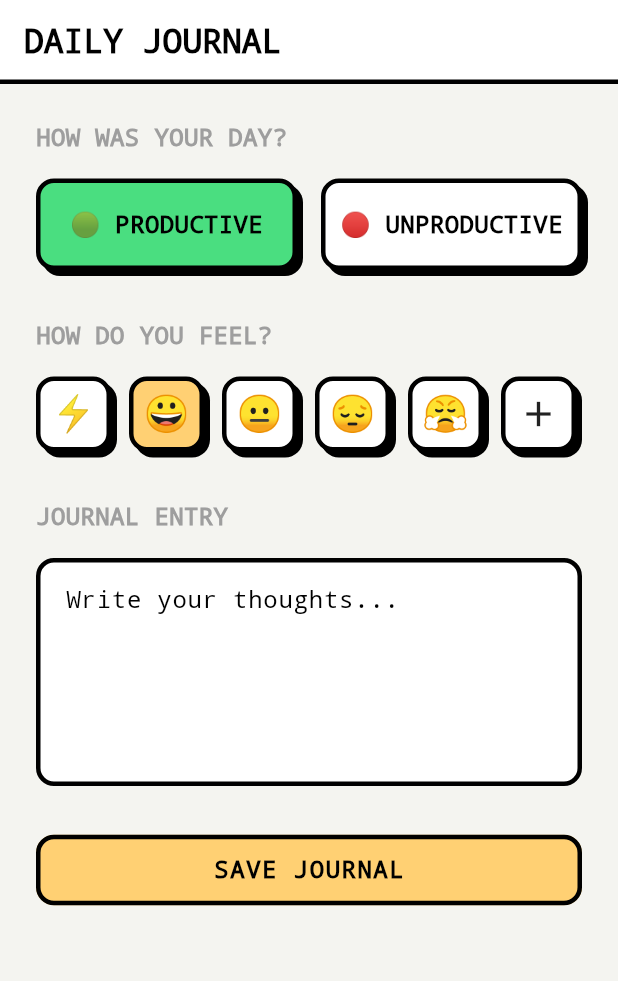
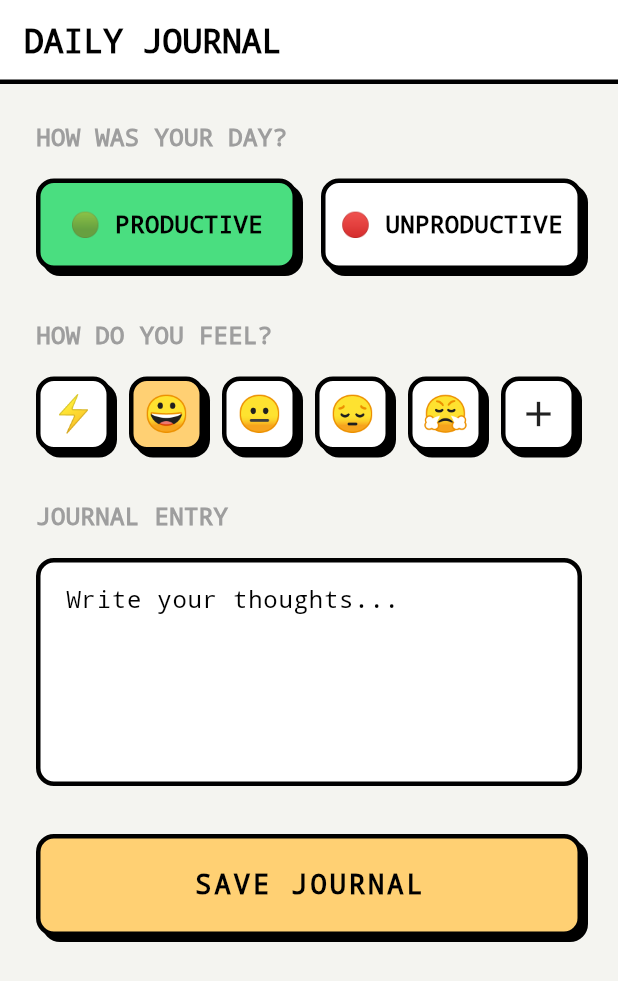
Before and after one commit to ryzecl/donelock_app, a Flutter app: the DailyJournalPage screen opened by its route, on a phone screen of 412 x 824 dp. Shown: the top 981 px of the screen. Run offline on Flutter 3.47's test engine with Material 3 defaults, Android fonts, the phone set to English and light mode, and no system bars; our stand-ins replace cloud_firestore, emoji_picker_flutter, firebase_auth, firebase_core, flutter_dotenv, flutter_local_notifications and 8 more; accounts and stored records are empty; generated files the repository leaves out were written again.

Commit message:
feat: enhance calendar and journal UI with responsive layouts and improved button design

```diff
--- a/lib/features/journal/presentation/daily_journal_page.dart
+++ b/lib/features/journal/presentation/daily_journal_page.dart
@@ -148,11 +148,20 @@ class _DailyJournalPageState extends ConsumerState<DailyJournalPage> {
               ),
             ),
             const SizedBox(height: 32),
-            ElevatedButton(
-              onPressed: loading ? null : save,
-              child: loading
-                ? const SizedBox(width: 20, height: 20, child: BrutalistLoading(size: 16, color: Colors.white))
-                : const Text("SAVE JOURNAL"),
+            InkWell(
+              onTap: loading ? null : save,
+              child: Container(
+                width: double.infinity,
+                padding: const EdgeInsets.symmetric(vertical: 18),
+                decoration: UIUtils.neoBox(color: const Color(0xFFFFD073)), // Neo Yellow
+                alignment: Alignment.center,
+                child: loading
+                  ? const SizedBox(width: 24, height: 24, child: BrutalistLoading(size: 20, color: Colors.black))
+                  : const Text(
+                      "SAVE JOURNAL",
+                      style: TextStyle(fontSize: 18, fontWeight: FontWeight.w900, letterSpacing: 2, color: Colors.black),
+                    ),
+              ),
             ),
           ],
         ),
```
Also changed, not shown: lib/features/calendar/presentation/calendar_page.dart (+6 -4 lines).
